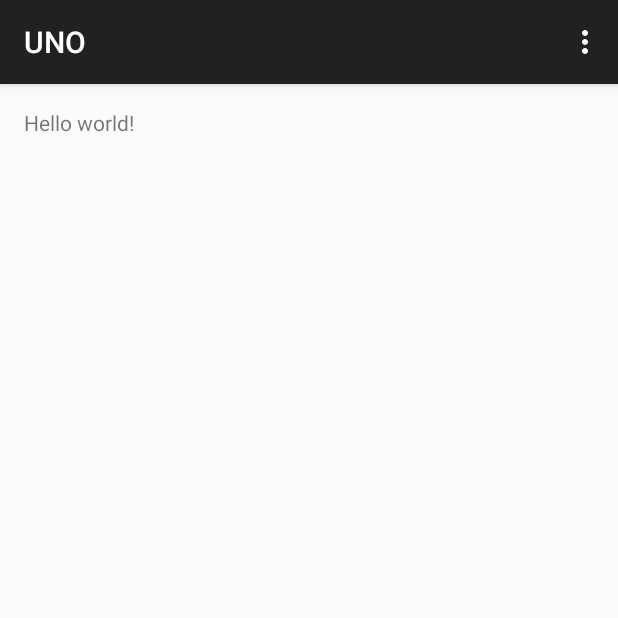
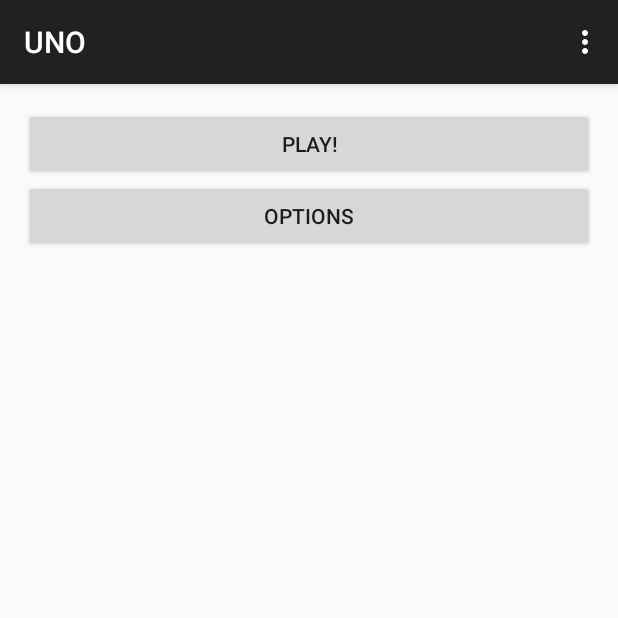
Before and after one commit to calderwoodra/420UNO, an Android app: the screen it shows after launch (MenuActivity), on a phone screen of 412 x 824 dp, the top half of it. Run offline under Robolectric (Android 15) with nearby library versions, the phone set to English and light mode, and no system bars.

Commit message:
implemented data structures, added play and options activities

```diff
--- a/app/src/main/java/com/awsickapps/uno/MenuActivity.java
+++ b/app/src/main/java/com/awsickapps/uno/Activities/MenuActivity.java
@@ -1,17 +1,30 @@
-package com.awsickapps.uno;
+package com.awsickapps.uno.activities;
 
+import android.content.Context;
+import android.content.Intent;
 import android.support.v7.app.ActionBarActivity;
 import android.os.Bundle;
 import android.view.Menu;
 import android.view.MenuItem;
+import android.view.View;
+import android.widget.Button;
 
+import com.awsickapps.uno.R;
 
-public class MenuActivity extends ActionBarActivity {
+public class MenuActivity extends ActionBarActivity implements View.OnClickListener{
+
+    Button bPlay, bOptions;
 
     @Override
     protected void onCreate(Bundle savedInstanceState) {
         super.onCreate(savedInstanceState);
         setContentView(R.layout.activity_menu);
+
+        bOptions = (Button) findViewById(R.id.bOptions);
+        bPlay = (Button) findViewById(R.id.bPlay);
+        bOptions.setOnClickListener(this);
+        bPlay.setOnClickListener(this);
+
     }
 
 
@@ -36,4 +49,22 @@ public class MenuActivity extends ActionBarActivity {
 
         return super.onOptionsItemSelected(item);
     }
+
+    @Override
+    public void onClick(View v) {
+
+        switch (v.getId()){
+            case R.id.bOptions:
+                this.startActivity(this, OptionsActivity.class);
+                break;
+            case R.id.bPlay:
+                this.startActivity(this, PlayActivity.class);
+                break;
+        }
+    }
+
+    private void startActivity(Context context, Class c){
+        Intent i = new Intent(context, c);
+        startActivity(i);
+    }
 }
--- a/app/src/main/res/layout/activity_menu.xml
+++ b/app/src/main/res/layout/activity_menu.xml
@@ -1,11 +1,23 @@
-<RelativeLayout xmlns:android="http://schemas.android.com/apk/res/android"
-    xmlns:tools="http://schemas.android.com/tools" android:layout_width="match_parent"
-    android:layout_height="match_parent" android:paddingLeft="@dimen/activity_horizontal_margin"
+<LinearLayout xmlns:android="http://schemas.android.com/apk/res/android"
+    xmlns:tools="http://schemas.android.com/tools"
+    android:layout_width="match_parent"
+    android:layout_height="match_parent"
+    android:orientation="vertical"
+    android:paddingLeft="@dimen/activity_horizontal_margin"
     android:paddingRight="@dimen/activity_horizontal_margin"
     android:paddingTop="@dimen/activity_vertical_margin"
     android:paddingBottom="@dimen/activity_vertical_margin" tools:context=".MenuActivity">
 
-    <TextView android:text="@string/hello_world" android:layout_width="wrap_content"
+    <Button
+        android:id="@+id/bPlay"
+        android:text="PLAY!"
+        android:layout_width="fill_parent"
         android:layout_height="wrap_content" />
 
-</RelativeLayout>
+    <Button
+        android:id="@+id/bOptions"
+        android:text="options"
+        android:layout_width="fill_parent"
+        android:layout_height="wrap_content" />
+
+</LinearLayout>
--- /dev/null
+++ b/app/src/main/res/layout/options.xml
@@ -0,0 +1,6 @@
+<?xml version="1.0" encoding="utf-8"?>
+<LinearLayout xmlns:android="http://schemas.android.com/apk/res/android"
+    android:orientation="vertical" android:layout_width="match_parent"
+    android:layout_height="match_parent">
+
+</LinearLayout>
--- /dev/null
+++ b/app/src/main/res/layout/play.xml
@@ -0,0 +1,6 @@
+<?xml version="1.0" encoding="utf-8"?>
+<LinearLayout xmlns:android="http://schemas.android.com/apk/res/android"
+    android:orientation="vertical" android:layout_width="match_parent"
+    android:layout_height="match_parent">
+
+</LinearLayout>
```
Also changed, not shown: app/src/main/AndroidManifest.xml (+8 -1 lines), app/src/main/java/com/awsickapps/uno/Activities/OptionsActivity.java (added, +18 -0 lines), app/src/main/java/com/awsickapps/uno/Activities/PlayActivity.java (added, +24 -0 lines), app/src/main/java/com/awsickapps/uno/Data/Card.java (added, +69 -0 lines), app/src/main/java/com/awsickapps/uno/Data/Game.java (added, +30 -0 lines), app/src/main/java/com/awsickapps/uno/Data/Pile.java (added, +52 -0 lines), app/src/main/java/com/awsickapps/uno/Data/Player.java (added, +16 -0 lines), 1 other file.
